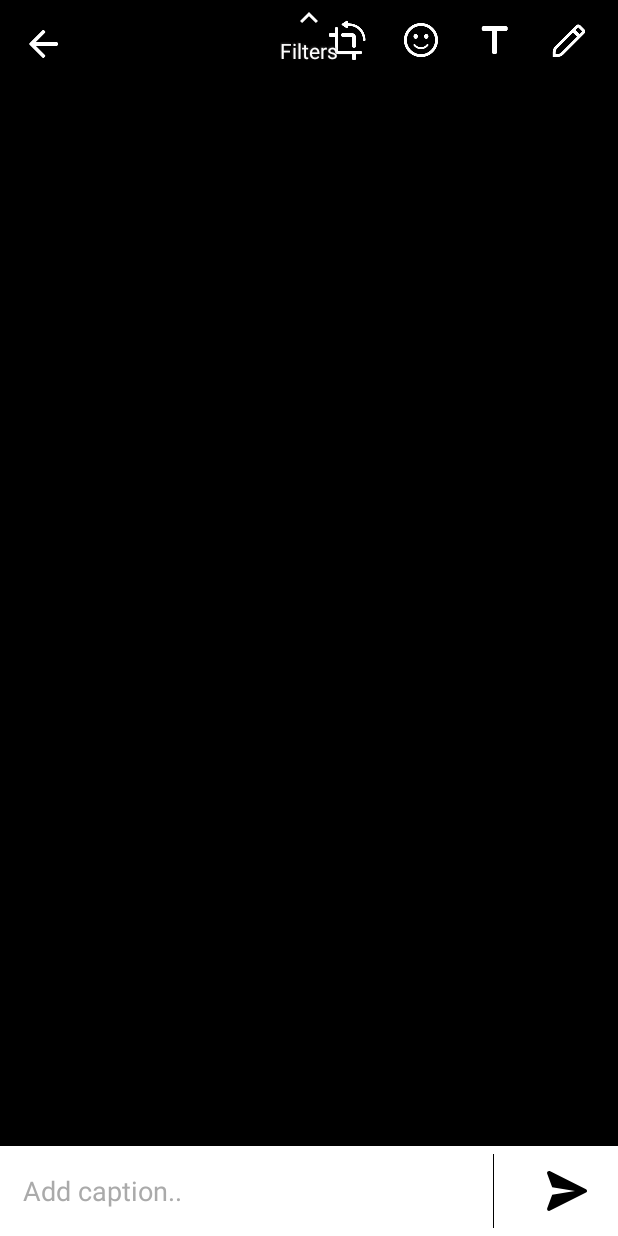
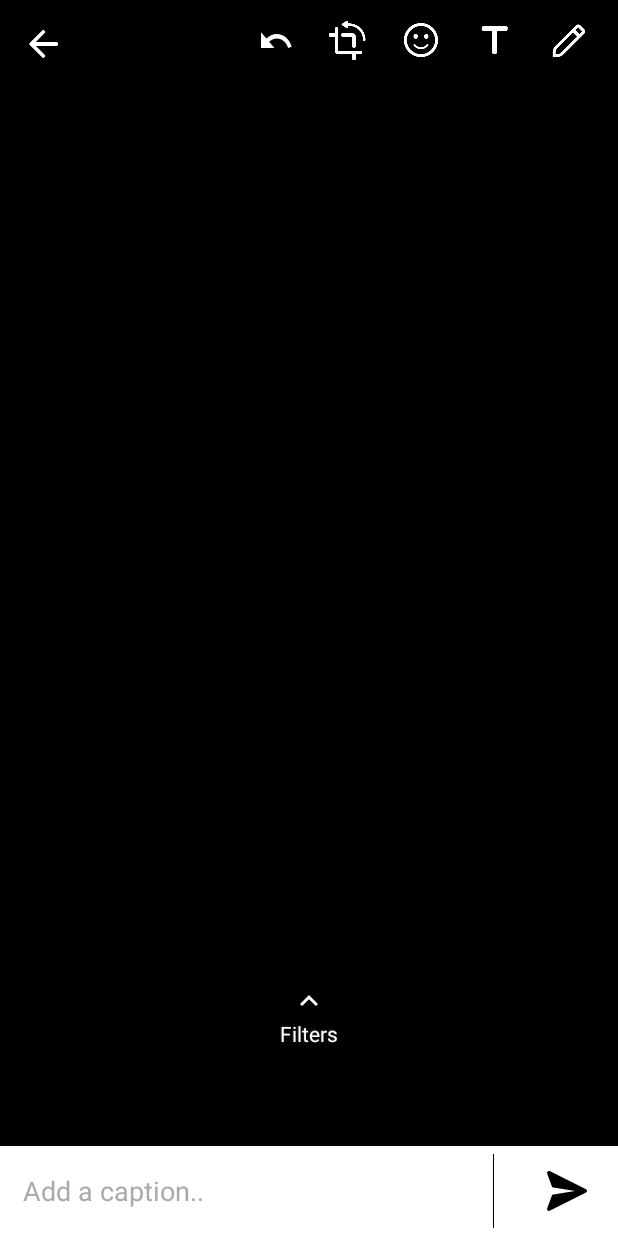
Before and after one commit to kishorejethava/ImageEditor, an Android app: the layout fragment_photo_editor.xml on its own in the app's theme, with its tools: preview values and no code run, on a phone screen of 412 x 824 dp. Run offline under Robolectric (Android 15) with nearby library versions, the phone set to English and light mode, and no system bars.

Commit message:
Implemented features 1.  Undu feature 2. Send chat message layout 3. Changed width of color picker view

```diff
--- a/ImageEditEngine/src/main/AndroidManifest.xml
+++ b/ImageEditEngine/src/main/AndroidManifest.xml
@@ -4,6 +4,9 @@
 
   <uses-permission android:name="android.permission.WRITE_EXTERNAL_STORAGE"/>
   <uses-permission android:name="android.permission.READ_EXTERNAL_STORAGE"/>
+  <uses-permission android:name="android.permission.INTERNET" />
+  <uses-permission android:name="android.permission.ACCESS_NETWORK_STATE" />
+  <uses-permission android:name="android.permission.ACCESS_WIFI_STATE" />
 
   <application>
     <activity
--- a/ImageEditEngine/src/main/java/com/droidninja/imageeditengine/ImageEditActivity.java
+++ b/ImageEditEngine/src/main/java/com/droidninja/imageeditengine/ImageEditActivity.java
@@ -42,6 +42,7 @@ public class ImageEditActivity extends BaseImageEditActivity
   @Override public void onDoneClicked(String imagePath) {
 
     Intent intent = new Intent();
+    intent.putExtra(ImageEditor.EXTRA_EDITED_PATH, imagePath);
     intent.putExtra(ImageEditor.EXTRA_EDITED_PATH, imagePath);
     setResult(Activity.RESULT_OK, intent);
     finish();
--- a/ImageEditEngine/src/main/java/com/droidninja/imageeditengine/ImageEditor.java
+++ b/ImageEditEngine/src/main/java/com/droidninja/imageeditengine/ImageEditor.java
@@ -26,6 +26,7 @@ public class ImageEditor {
   public static final String EXTRA_CROP_RECT="EXTRA_CROP_RECT";
 
   public static final String EXTRA_EDITED_PATH ="EXTRA_EDITED_PATH";
+  public static final String EXTRA_CAPTION_MESSAGE ="EXTRA_CAPTION_MESSAGE";
 
   public static final int RC_IMAGE_EDITOR= 0x34;
 
--- a/ImageEditEngine/src/main/java/com/droidninja/imageeditengine/views/CustomPaintView.java
+++ b/ImageEditEngine/src/main/java/com/droidninja/imageeditengine/views/CustomPaintView.java
@@ -164,6 +164,7 @@ public class CustomPaintView extends View {
     }
 
     generatorBit();
+    invalidate();
   }
 
   public void setBounds(RectF bitmapRect) {
--- a/ImageEditEngine/src/main/java/com/droidninja/imageeditengine/views/PhotoEditorView.java
+++ b/ImageEditEngine/src/main/java/com/droidninja/imageeditengine/views/PhotoEditorView.java
@@ -7,10 +7,8 @@ import android.content.res.AssetManager;
 import android.graphics.Bitmap;
 import android.graphics.BitmapFactory;
 import android.graphics.Canvas;
-import android.graphics.Color;
 import android.graphics.Rect;
 import android.graphics.RectF;
-import android.graphics.drawable.Drawable;
 import android.support.annotation.Dimension;
 import android.support.v7.widget.GridLayoutManager;
 import android.support.v7.widget.RecyclerView;
@@ -27,10 +25,12 @@ import android.widget.FrameLayout;
 import android.widget.ImageView;
 import android.widget.RelativeLayout;
 import android.widget.TextView;
+
 import com.droidninja.imageeditengine.R;
 import com.droidninja.imageeditengine.utils.KeyboardHeightProvider;
 import com.droidninja.imageeditengine.utils.MultiTouchListener;
 import com.droidninja.imageeditengine.utils.Utility;
+
 import java.io.IOException;
 import java.io.InputStream;
 import java.util.ArrayList;
--- /dev/null
+++ b/ImageEditEngine/src/main/res/drawable/ic_undo.xml
@@ -0,0 +1,9 @@
+<vector xmlns:android="http://schemas.android.com/apk/res/android"
+    android:width="24dp"
+    android:height="28dp"
+    android:viewportHeight="24.0"
+    android:viewportWidth="24.0">
+    <path
+        android:fillColor="#FFFFFF"
+        android:pathData="M12.5,8c-2.65,0 -5.05,0.99 -6.9,2.6L2,7v9h9l-3.62,-3.62c1.39,-1.16 3.16,-1.88 5.12,-1.88 3.54,0 6.55,2.31 7.6,5.5l2.37,-0.78C21.08,11.03 17.15,8 12.5,8z" />
+</vector>
--- a/ImageEditEngine/src/main/res/layout/fragment_photo_editor.xml
+++ b/ImageEditEngine/src/main/res/layout/fragment_photo_editor.xml
@@ -53,6 +53,18 @@
         android:src="@drawable/ic_cam_back"
         />
 
+    <ImageView
+      android:id="@+id/ivUndo"
+      android:layout_width="wrap_content"
+      android:layout_height="wrap_content"
+      android:layout_marginLeft="5dp"
+      android:layout_toLeftOf="@+id/crop_btn"
+      android:layout_toStartOf="@+id/crop_btn"
+      android:padding="8dp"
+      android:src="@drawable/ic_undo"
+      />
+
+
 
     <ImageView
         android:id="@+id/crop_btn"
@@ -103,7 +115,7 @@
 
     <com.droidninja.imageeditengine.views.VerticalSlideColorPicker
         android:id="@+id/color_picker_view"
-        android:layout_width="10dp"
+        android:layout_width="14dp"
         android:layout_height="180dp"
         android:layout_alignParentRight="true"
         android:layout_below="@+id/paint_btn"
@@ -144,11 +156,11 @@
     <EditText
       android:id="@+id/edtCaption"
       android:layout_width="0dp"
-      android:layout_height="wrap_content"
+      android:layout_height="match_parent"
       android:layout_gravity="center"
       android:layout_weight="5"
       android:background="@null"
-      android:hint="Add caption.."
+      android:hint="Add a caption.."
       android:paddingLeft="10dp"
       android:paddingStart="10dp"
       android:textColor="@android:color/black"
@@ -177,7 +189,7 @@
       android:layout_alignParentBottom="true"
       android:background="@color/blackish"
       android:orientation="horizontal"
-      android:visibility="gone"
+      android:visibility="invisible"
       >
 
     <android.support.v7.widget.RecyclerView
--- a/ImageEditEngine/src/main/res/values/dimens.xml
+++ b/ImageEditEngine/src/main/res/values/dimens.xml
@@ -1,7 +1,5 @@
 <?xml version="1.0" encoding="utf-8"?>
 <resources>
-  <dimen name="done_btn_margin_bottom">36dp</dimen>
-  <dimen name="done_btn_margin_right">20dp</dimen>
 
 
 </resources>
--- a/ImageEditEngine/src/main/res/values/strings.xml
+++ b/ImageEditEngine/src/main/res/values/strings.xml
@@ -1,6 +1,8 @@
 <resources>
 
   <!-- TODO: Remove or change this placeholder text -->
+
+  <string name="network_not_available">The Internet connection appears to be offline</string>
 
   <string-array name="photo_editor_emoji">
 
```
Also changed, not shown: ImageEditEngine/src/main/java/com/droidninja/imageeditengine/PhotoEditorFragment.java (+39 -3 lines), ImageEditEngine/src/main/java/com/droidninja/imageeditengine/utils/NetworkUtil.java (added, +58 -0 lines), ImageEditEngine/src/main/res/layout/fragment_bottom_sticker_emoji_dialog.xml (deleted, +0 -64 lines), ImageEditEngine/src/main/java/com/droidninja/imageeditengine/views/VerticalSlideColorPicker.java (line endings or trailing spaces).
